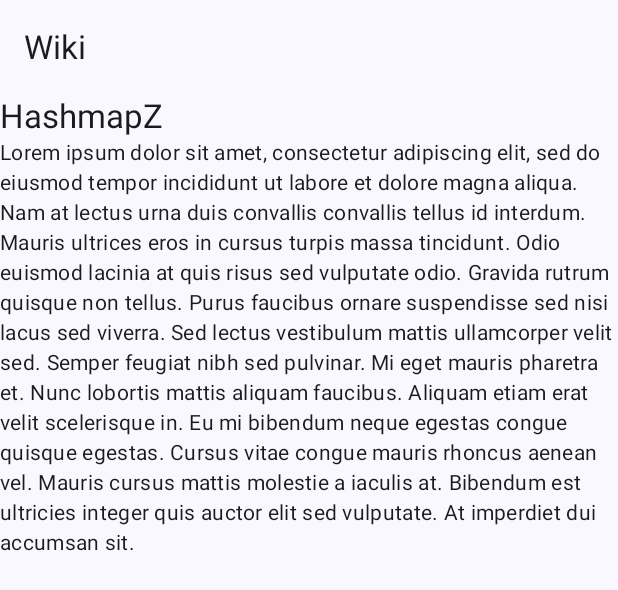
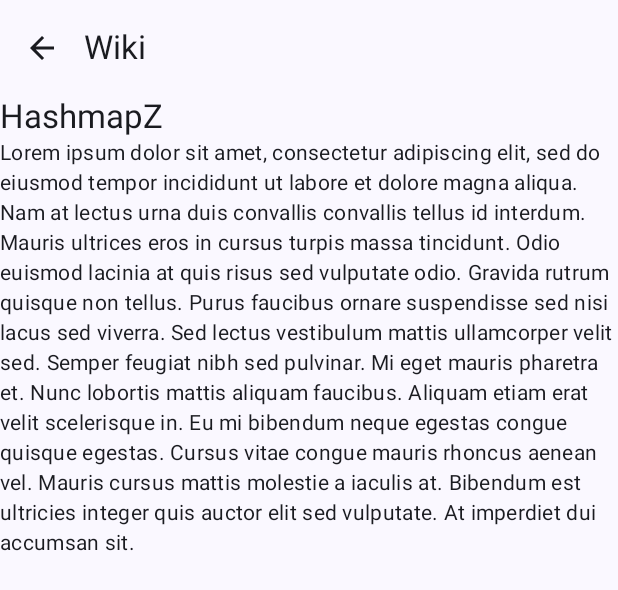
Before and after one commit to exploids/hashmapz, an Android app built with Jetpack Compose: the @Preview function DefaultPreview3, on a phone screen of 412 x 824 dp. Shown: the top 590 px of the screen. Run offline under Robolectric (Android 15) with nearby library versions, the phone set to English and light mode, and no system bars.

```diff
--- a/app/build.gradle
+++ b/app/build.gradle
@@ -51,6 +51,7 @@ dependencies {
     implementation "androidx.compose.ui:ui:$compose_version"
     implementation 'androidx.compose.material3:material3:1.0.0-alpha13'
     implementation 'androidx.compose.material:material:1.1.1'
+    implementation "androidx.navigation:navigation-compose:2.4.2"
     implementation "androidx.compose.ui:ui-tooling-preview:$compose_version"
     implementation 'androidx.lifecycle:lifecycle-runtime-ktx:2.3.1'
     implementation 'androidx.activity:activity-compose:1.3.1'
--- a/app/src/main/java/com/exploids/hashmapz/WikiActivity.kt
+++ b/app/src/main/java/com/exploids/hashmapz/WikiActivity.kt
@@ -1,43 +1,22 @@
 package com.exploids.hashmapz
 
-import android.os.Bundle
-import androidx.activity.ComponentActivity
-import androidx.activity.compose.setContent
 import androidx.compose.foundation.layout.Column
-import androidx.compose.foundation.layout.fillMaxSize
 import androidx.compose.foundation.layout.padding
-import androidx.compose.material3.*
+import androidx.compose.material3.ExperimentalMaterial3Api
+import androidx.compose.material3.MaterialTheme
+import androidx.compose.material3.Text
 import androidx.compose.runtime.Composable
 import androidx.compose.ui.Modifier
 import androidx.compose.ui.tooling.preview.Preview
+import androidx.navigation.NavController
+import androidx.navigation.compose.rememberNavController
+import com.exploids.hashmapz.ui.components.NestedScaffold
 import com.exploids.hashmapz.ui.theme.HashmapzTheme
-
-class WikiActivity : ComponentActivity() {
-    override fun onCreate(savedInstanceState: Bundle?) {
-        super.onCreate(savedInstanceState)
-        setContent {
-            HashmapzTheme {
-                Surface(
-                    modifier = Modifier.fillMaxSize(),
-                    color = MaterialTheme.colorScheme.background
-                ) {
-                    Wiki()
-                }
-            }
-        }
-    }
-}
 
 @OptIn(ExperimentalMaterial3Api::class)
 @Composable
-fun Wiki() {
-    Scaffold(
-        topBar = {
-            SmallTopAppBar(title = {
-                Text(text = "Wiki")
-            })
-        }
-    ) {
+fun Wiki(navController: NavController) {
+    NestedScaffold(navController = navController, title = "Wiki") {
         Column(modifier = Modifier.padding(it)) {
             Text(text = "HashmapZ", style = MaterialTheme.typography.titleLarge)
             Text(
@@ -52,6 +31,6 @@ fun Wiki() {
 @Composable
 fun DefaultPreview3() {
     HashmapzTheme {
-        Wiki()
+        Wiki(rememberNavController())
     }
 }
--- /dev/null
+++ b/app/src/main/java/com/exploids/hashmapz/ui/components/NestedScaffold.kt
@@ -0,0 +1,41 @@
+package com.exploids.hashmapz.ui.components
+
+import androidx.compose.foundation.layout.PaddingValues
+import androidx.compose.material.icons.filled.ArrowBack
+import androidx.compose.material3.*
+import androidx.compose.runtime.Composable
+import androidx.compose.ui.tooling.preview.Preview
+import androidx.navigation.NavController
+import androidx.navigation.compose.rememberNavController
+import com.exploids.hashmapz.ui.theme.HashmapzIcons
+import com.exploids.hashmapz.ui.theme.HashmapzTheme
+
+@OptIn(ExperimentalMaterial3Api::class)
+@Composable
+fun NestedScaffold(
+    navController: NavController,
+    title: String,
+    content: @Composable (it: PaddingValues) -> Unit
+) {
+    Scaffold(
+        topBar = {
+            SmallTopAppBar(title = {
+                Text(text = title)
+            }, navigationIcon = {
+                IconButton(onClick = { navController.navigateUp() }) {
+                    Icon(HashmapzIcons.ArrowBack, "Localized description")
+                }
+            })
+        }
+    ) {
+        content(it)
+    }
+}
+
+@Preview(showBackground = true)
+@Composable
+fun NestedScaffoldPreview() {
+    HashmapzTheme {
+        NestedScaffold(rememberNavController(), "Title") {}
+    }
+}
--- a/app/src/main/java/com/exploids/hashmapz/ui/theme/Theme.kt
+++ b/app/src/main/java/com/exploids/hashmapz/ui/theme/Theme.kt
@@ -3,6 +3,7 @@ package com.exploids.hashmapz.ui.theme
 import android.app.Activity
 import android.os.Build
 import androidx.compose.foundation.isSystemInDarkTheme
+import androidx.compose.material.icons.Icons
 import androidx.compose.material3.MaterialTheme
 import androidx.compose.material3.darkColorScheme
 import androidx.compose.material3.dynamicDarkColorScheme
@@ -66,3 +67,5 @@ fun HashmapzTheme(
             content = content
     )
 }
+
+val HashmapzIcons = Icons.Filled
```
Also changed, not shown: app/src/main/java/com/exploids/hashmapz/AboutActivity.kt (+8 -31 lines), app/src/main/java/com/exploids/hashmapz/MainActivity.kt (+36 -14 lines), app/src/main/java/com/exploids/hashmapz/TutorialActivity.kt (+7 -30 lines).
